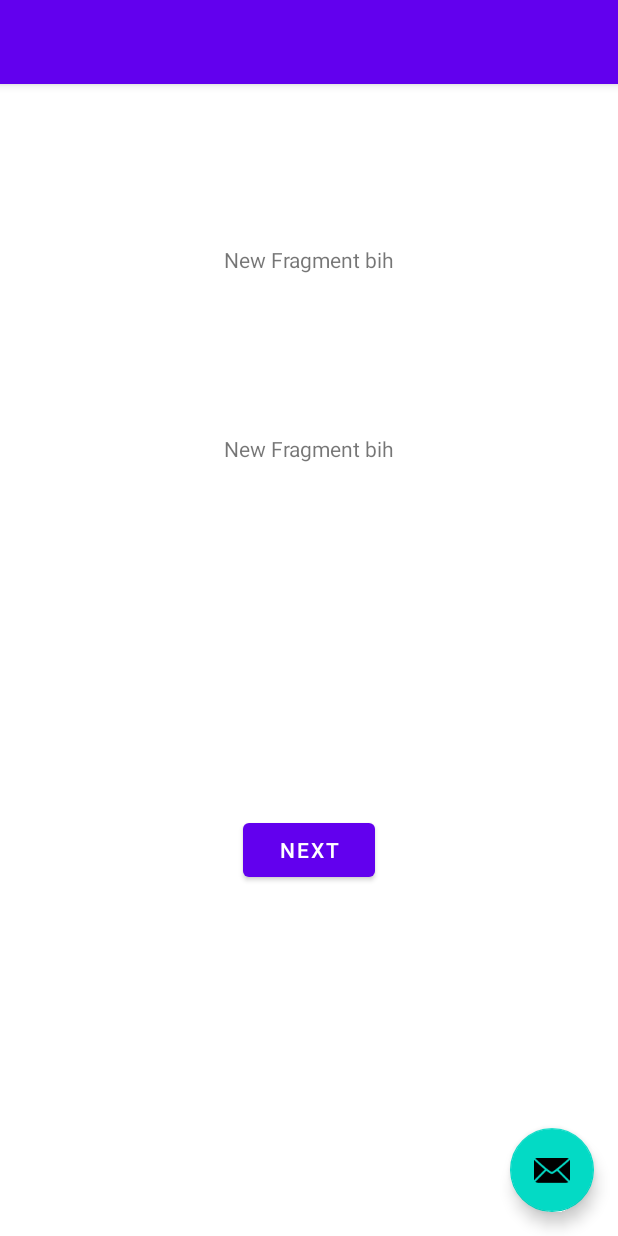
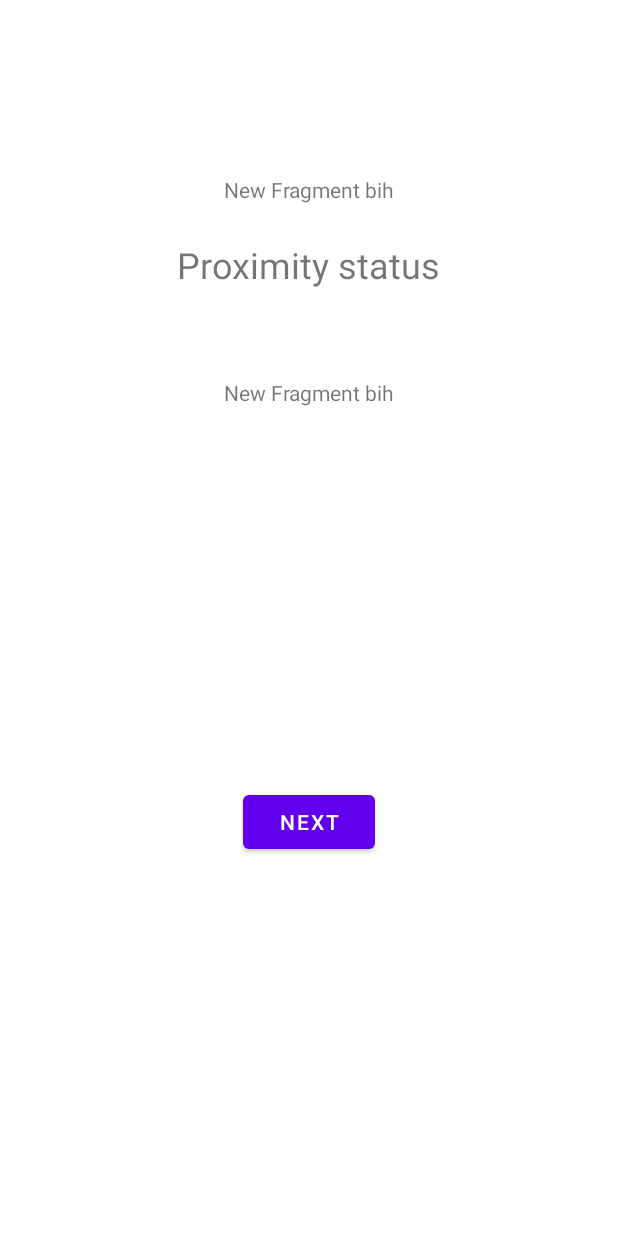
Before and after one commit to kristian1402/wearableTechnologyProjekt, an Android app: the layout activity_main.xml on its own in the app's theme, with its tools: preview values and no code run, on a phone screen of 412 x 824 dp. Run offline under Robolectric (Android 15) with nearby library versions, the phone set to English and light mode, and no system bars.

Commit message:
added proximity sensor

```diff
--- a/app/src/main/res/layout/activity_main.xml
+++ b/app/src/main/res/layout/activity_main.xml
@@ -1,42 +1,48 @@
 <?xml version="1.0" encoding="utf-8"?>
-<androidx.coordinatorlayout.widget.CoordinatorLayout xmlns:android="http://schemas.android.com/apk/res/android"
+<androidx.constraintlayout.widget.ConstraintLayout xmlns:android="http://schemas.android.com/apk/res/android"
     xmlns:app="http://schemas.android.com/apk/res-auto"
     xmlns:tools="http://schemas.android.com/tools"
+    android:id="@+id/coordinatorLayout"
     android:layout_width="match_parent"
     android:layout_height="match_parent"
     tools:context=".MainActivity">
-
-    <com.google.android.material.appbar.AppBarLayout
-        android:layout_width="match_parent"
-        android:layout_height="wrap_content"
-        android:theme="@style/Theme.MobileAndWearableTechnologyProjekt.AppBarOverlay">
-
-        <androidx.appcompat.widget.Toolbar
-            android:id="@+id/toolbar"
-            android:layout_width="match_parent"
-            android:layout_height="?attr/actionBarSize"
-            android:background="?attr/colorPrimary"
-            app:popupTheme="@style/Theme.MobileAndWearableTechnologyProjekt.PopupOverlay" />
-
-    </com.google.android.material.appbar.AppBarLayout>
-
-    <include layout="@layout/content_main" />
-
-    <com.google.android.material.floatingactionbutton.FloatingActionButton
-        android:id="@+id/fab"
-        android:layout_width="wrap_content"
-        android:layout_height="wrap_content"
-        android:layout_gravity="bottom|end"
-        android:layout_marginEnd="@dimen/fab_margin"
-        android:layout_marginBottom="16dp"
-        app:srcCompat="@android:drawable/ic_dialog_email" />
 
     <TextView
         android:id="@+id/proximityStatus"
         android:layout_width="wrap_content"
         android:layout_height="wrap_content"
-        android:text="Proximity Status"
-        android:textSize="24sp"/>
+        android:layout_marginTop="160dp"
+        android:text="@string/proximity"
+        android:textSize="24sp"
+        app:layout_constraintBottom_toBottomOf="parent"
+        app:layout_constraintEnd_toEndOf="parent"
+        app:layout_constraintStart_toStartOf="parent"
+        app:layout_constraintTop_toTopOf="@+id/include"
+        app:layout_constraintVertical_bias="0.0" />
+
+    <com.google.android.material.appbar.AppBarLayout
+        android:id="@+id/appBarLayout"
+        android:layout_width="0dp"
+        android:layout_height="wrap_content"
+        android:theme="@style/Theme.MobileAndWearableTechnologyProjekt.AppBarOverlay"
+        app:layout_constraintBottom_toTopOf="parent"
+        app:layout_constraintEnd_toEndOf="parent"
+        app:layout_constraintStart_toStartOf="parent"
+        app:layout_constraintTop_toTopOf="parent">
+
+    </com.google.android.material.appbar.AppBarLayout>
+
+    <include
+        android:id="@+id/include"
+        layout="@layout/content_main"
+        android:layout_width="0dp"
+        android:layout_height="0dp"
+        app:layout_constraintBottom_toBottomOf="parent"
+        app:layout_constraintEnd_toEndOf="parent"
+        app:layout_constraintHorizontal_bias="0.0"
+        app:layout_constraintStart_toStartOf="parent"
+        app:layout_constraintTop_toTopOf="parent"
+        app:layout_constraintVertical_bias="1.0" />
 
 
-</androidx.coordinatorlayout.widget.CoordinatorLayout>
+</androidx.constraintlayout.widget.ConstraintLayout>
--- a/app/src/main/res/values/strings.xml
+++ b/app/src/main/res/values/strings.xml
@@ -7,6 +7,7 @@
     <string name="next">Next</string>
     <string name="previous">Previous</string>
 
+    <string name="proximity">Proximity status</string>
     <string name="newFragment">New Fragment bih</string>
     <string name="hello_second_fragment">Hello second fragment. Arg: %1$s</string>
 </resources>
```
